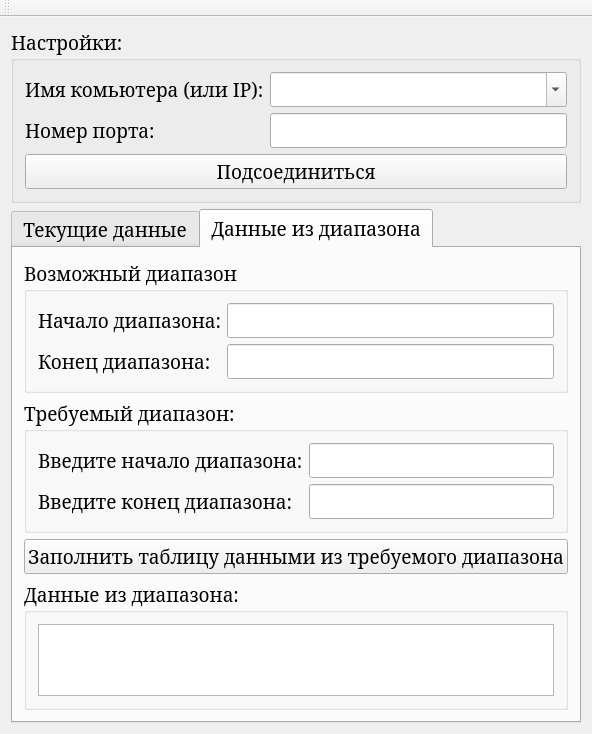
Old version of the form mainwindow.ui in the repository 8Observer8/IcebreakerViewer.
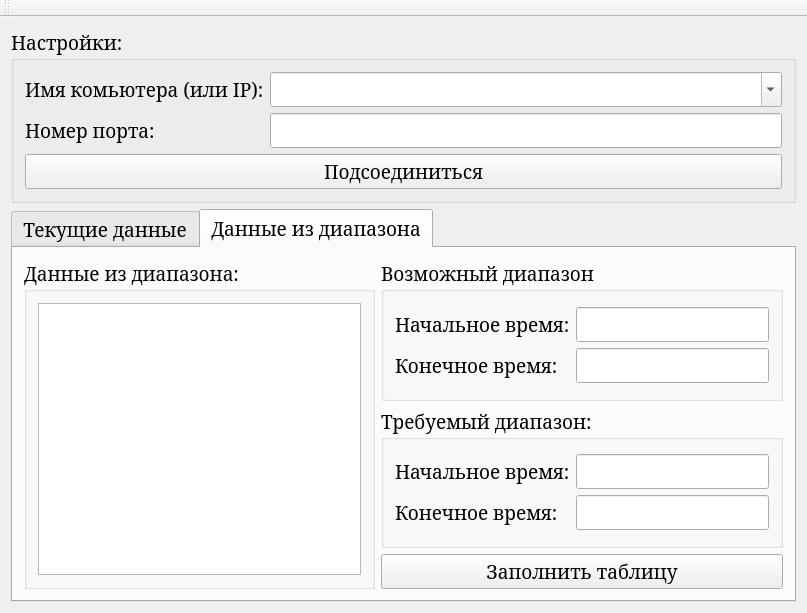
New version of the form. The open tabs and pages were chosen to show the change.

What changed in the file:
```diff
--- a/mainwindow.ui
+++ b/mainwindow.ui
@@ -6,7 +6,7 @@
    <rect>
     <x>0</x>
     <y>0</y>
-    <width>478</width>
+    <width>807</width>
     <height>613</height>
    </rect>
   </property>
@@ -181,6 +181,22 @@
        <attribute name="title">
         <string>Данные из диапазона</string>
        </attribute>
+       <layout class="QVBoxLayout" name="verticalLayout_10">
+        <item>
+         <layout class="QHBoxLayout" name="horizontalLayout">
+          <item>
+           <widget class="QGroupBox" name="groupBox_4">
+            <property name="title">
+             <string>Данные из диапазона:</string>
+            </property>
+            <layout class="QVBoxLayout" name="verticalLayout_7">
+             <item>
+              <widget class="QTableView" name="table"/>
+             </item>
+            </layout>
+           </widget>
+          </item>
+          <item>
        <layout class="QVBoxLayout" name="verticalLayout_5">
         <item>
          <widget class="QGroupBox" name="groupBox_5">
@@ -193,7 +209,7 @@
              <item row="0" column="0">
               <widget class="QLabel" name="beginPossibleLabel">
                <property name="text">
-                <string>Начало диапазона:</string>
+                    <string>Начальное время:</string>
                </property>
               </widget>
              </item>
@@ -207,7 +223,7 @@
              <item row="1" column="0">
               <widget class="QLabel" name="endPossibleLabel">
                <property name="text">
-                <string>Конец диапазона:</string>
+                    <string>Конечное время:</string>
                </property>
               </widget>
              </item>
@@ -234,7 +250,7 @@
              <item row="0" column="0">
               <widget class="QLabel" name="beginRequiredLabel">
                <property name="text">
-                <string>Введите начало диапазона:</string>
+                    <string>Начальное время:</string>
                </property>
               </widget>
              </item>
@@ -244,7 +260,7 @@
              <item row="1" column="0">
               <widget class="QLabel" name="endRequiredLabel">
                <property name="text">
-                <string>Введите конец диапазона:</string>
+                    <string>Конечное время:</string>
                </property>
               </widget>
              </item>
@@ -259,21 +275,13 @@
         <item>
          <widget class="QPushButton" name="fillTableButton">
           <property name="text">
-           <string>Заполнить таблицу данными из требуемого диапазона</string>
+               <string>Заполнить таблицу</string>
           </property>
          </widget>
         </item>
-        <item>
-         <widget class="QGroupBox" name="groupBox_4">
-          <property name="title">
-           <string>Данные из диапазона:</string>
-          </property>
-          <layout class="QVBoxLayout" name="verticalLayout_7">
-           <item>
-            <widget class="QTableView" name="table"/>
-           </item>
-          </layout>
-         </widget>
+           </layout>
+          </item>
+         </layout>
         </item>
        </layout>
       </widget>
```
Left out of the diff: 52 changed lines with no effect on the pictures. Lines whose indentation alone changed are shown as unchanged.
